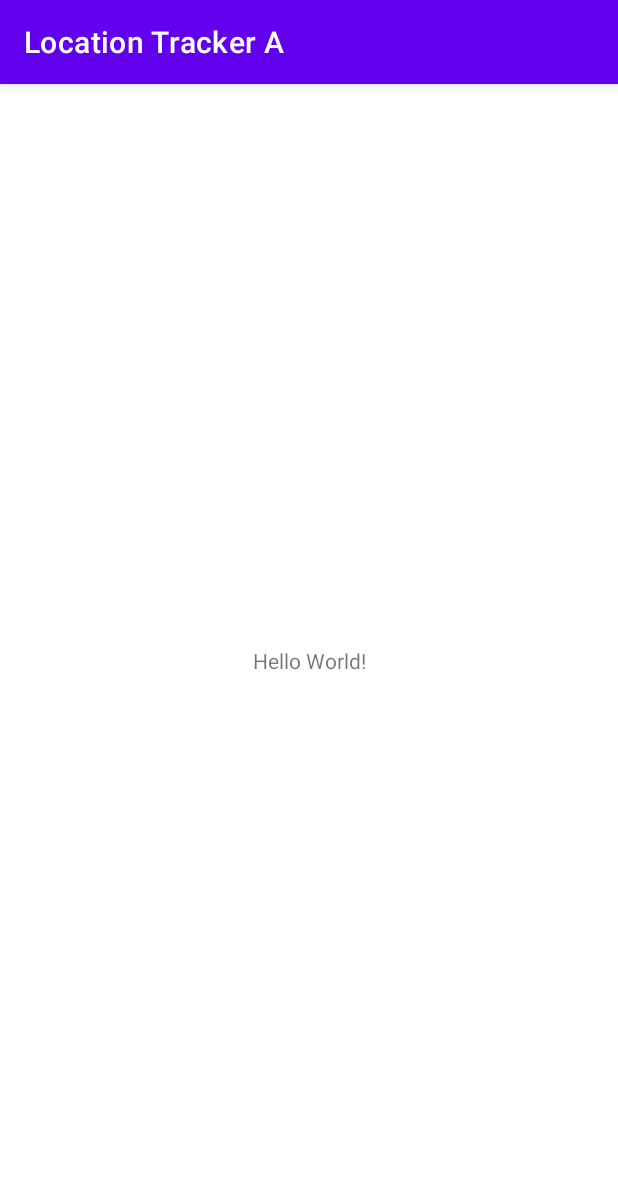
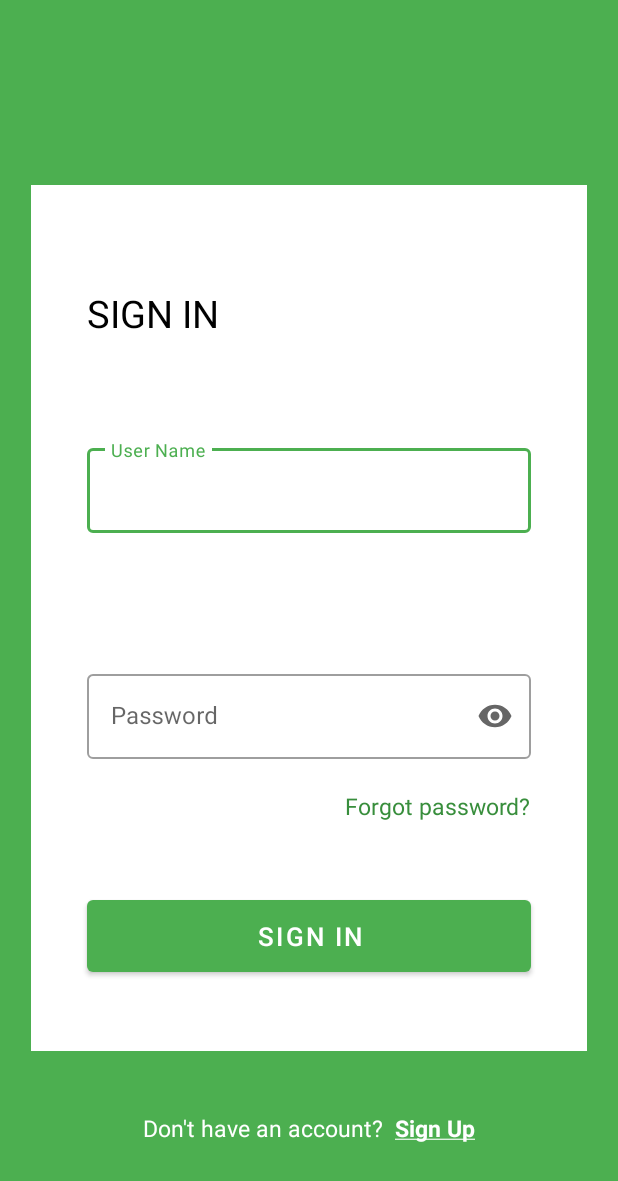
Before and after one commit to oChapel/LocationTracker, an Android app: the screen it shows after launch (MainActivity before the commit, LoginActivity after it), on a phone screen of 412 x 824 dp. Shown: the top 1181 px of the screen. Run offline under Robolectric (Android 15) with nearby library versions, the phone set to English and light mode, and no system bars.

Commit message:
Add login_activity.xml

```diff
--- a/app/build.gradle
+++ b/app/build.gradle
@@ -26,6 +26,10 @@ android {
         sourceCompatibility JavaVersion.VERSION_1_8
         targetCompatibility JavaVersion.VERSION_1_8
     }
+
+    buildFeatures {
+        viewBinding true
+    }
 }
 
 dependencies {
--- a/app/src/main/AndroidManifest.xml
+++ b/app/src/main/AndroidManifest.xml
@@ -10,7 +10,7 @@
         android:theme="@style/Theme.LocationTrackerA">
         <activity
             android:exported="true"
-            android:name=".MainActivity">
+            android:name=".LoginActivity">
             <intent-filter>
                 <action android:name="android.intent.action.MAIN" />
                 <category android:name="android.intent.category.LAUNCHER" />
--- /dev/null
+++ b/app/src/main/java/ua/com/foxminded/locationtrackera/LoginActivity.java
@@ -0,0 +1,19 @@
+package ua.com.foxminded.locationtrackera;
+
+import androidx.appcompat.app.AppCompatActivity;
+
+import android.os.Bundle;
+
+import ua.com.foxminded.locationtrackera.databinding.LoginActivityBinding;
+
+public class LoginActivity extends AppCompatActivity {
+
+    private LoginActivityBinding binding;
+
+    @Override
+    protected void onCreate(Bundle savedInstanceState) {
+        super.onCreate(savedInstanceState);
+        binding = LoginActivityBinding.inflate(getLayoutInflater());
+        setContentView(binding.getRoot());
+    }
+}
--- a/app/src/main/java/ua/com/foxminded/locationtrackera/MainActivity.java
+++ /dev/null
@@ -1,14 +0,0 @@
-package ua.com.foxminded.locationtrackera;
-
-import androidx.appcompat.app.AppCompatActivity;
-
-import android.os.Bundle;
-
-public class MainActivity extends AppCompatActivity {
-
-    @Override
-    protected void onCreate(Bundle savedInstanceState) {
-        super.onCreate(savedInstanceState);
-        setContentView(R.layout.activity_main);
-    }
-}
--- a/app/src/main/res/layout/activity_main.xml
+++ /dev/null
@@ -1,18 +0,0 @@
-<?xml version="1.0" encoding="utf-8"?>
-<androidx.constraintlayout.widget.ConstraintLayout xmlns:android="http://schemas.android.com/apk/res/android"
-    xmlns:app="http://schemas.android.com/apk/res-auto"
-    xmlns:tools="http://schemas.android.com/tools"
-    android:layout_width="match_parent"
-    android:layout_height="match_parent"
-    tools:context=".MainActivity">
-
-    <TextView
-        android:layout_width="wrap_content"
-        android:layout_height="wrap_content"
-        android:text="Hello World!"
-        app:layout_constraintBottom_toBottomOf="parent"
-        app:layout_constraintLeft_toLeftOf="parent"
-        app:layout_constraintRight_toRightOf="parent"
-        app:layout_constraintTop_toTopOf="parent" />
-
-</androidx.constraintlayout.widget.ConstraintLayout>
--- /dev/null
+++ b/app/src/main/res/layout/login_activity.xml
@@ -0,0 +1,164 @@
+<?xml version="1.0" encoding="utf-8"?>
+<androidx.constraintlayout.widget.ConstraintLayout xmlns:android="http://schemas.android.com/apk/res/android"
+    xmlns:app="http://schemas.android.com/apk/res-auto"
+    xmlns:tools="http://schemas.android.com/tools"
+    android:layout_width="match_parent"
+    android:layout_height="match_parent"
+    android:background="@color/green_500"
+    tools:context=".LoginActivity">
+
+    <androidx.constraintlayout.widget.Guideline
+        android:id="@+id/parent_guide_line_start"
+        android:layout_width="0dp"
+        android:layout_height="0dp"
+        android:orientation="vertical"
+        app:layout_constraintGuide_percent="0.05" />
+
+    <androidx.constraintlayout.widget.Guideline
+        android:id="@+id/parent_guide_line_end"
+        android:layout_width="0dp"
+        android:layout_height="0dp"
+        android:orientation="vertical"
+        app:layout_constraintGuide_percent="0.95" />
+
+    <androidx.constraintlayout.widget.Guideline
+        android:id="@+id/parent_guide_line_top"
+        android:layout_width="0dp"
+        android:layout_height="0dp"
+        android:orientation="horizontal"
+        app:layout_constraintGuide_percent="0.15" />
+
+    <androidx.constraintlayout.widget.Guideline
+        android:id="@+id/parent_guide_line_bottom"
+        android:layout_width="0dp"
+        android:layout_height="0dp"
+        android:orientation="horizontal"
+        app:layout_constraintGuide_percent="0.85" />
+
+    <androidx.constraintlayout.widget.ConstraintLayout
+        android:id="@+id/child_constraint"
+        android:layout_width="0dp"
+        android:layout_height="0dp"
+        android:background="@color/white"
+        app:layout_constraintBottom_toTopOf="@id/parent_guide_line_bottom"
+        app:layout_constraintEnd_toStartOf="@id/parent_guide_line_end"
+        app:layout_constraintStart_toEndOf="@id/parent_guide_line_start"
+        app:layout_constraintTop_toBottomOf="@id/parent_guide_line_top">
+
+        <androidx.constraintlayout.widget.Guideline
+            android:id="@+id/guide_line_1"
+            android:layout_width="0dp"
+            android:layout_height="0dp"
+            android:orientation="vertical"
+            app:layout_constraintGuide_percent="0.1" />
+
+        <androidx.constraintlayout.widget.Guideline
+            android:id="@+id/guide_line_2"
+            android:layout_width="0dp"
+            android:layout_height="0dp"
+            android:orientation="vertical"
+            app:layout_constraintGuide_percent="0.9" />
+
+        <TextView
+            android:id="@+id/sign_in_txt"
+            android:layout_width="wrap_content"
+            android:layout_height="wrap_content"
+            android:text="@string/sign_in"
+            android:textColor="@color/black"
+            android:textSize="25sp"
+            app:layout_constraintBottom_toTopOf="@id/text_input_layout_user_name"
+            app:layout_constraintStart_toEndOf="@id/guide_line_1"
+            app:layout_constraintTop_toTopOf="parent" />
+
+        <com.google.android.material.textfield.TextInputLayout
+            android:id="@+id/text_input_layout_user_name"
+            style="@style/Widget.MaterialComponents.TextInputLayout.OutlinedBox"
+            android:layout_width="0dp"
+            android:layout_height="wrap_content"
+            android:hint="@string/user_name"
+            app:errorEnabled="true"
+            app:layout_constraintBottom_toTopOf="@id/text_input_layout_password"
+            app:layout_constraintEnd_toStartOf="@id/guide_line_2"
+            app:layout_constraintStart_toEndOf="@id/guide_line_1"
+            app:layout_constraintTop_toBottomOf="@id/sign_in_txt">
+
+            <com.google.android.material.textfield.TextInputEditText
+                android:id="@+id/text_input_edit_text_user_name"
+                android:layout_width="match_parent"
+                android:layout_height="wrap_content"
+                android:inputType="text" />
+
+        </com.google.android.material.textfield.TextInputLayout>
+
+        <com.google.android.material.textfield.TextInputLayout
+            android:id="@+id/text_input_layout_password"
+            style="@style/Widget.MaterialComponents.TextInputLayout.OutlinedBox"
+            android:layout_width="0dp"
+            android:layout_height="wrap_content"
+            android:hint="@string/password"
+            app:endIconMode="password_toggle"
+            app:errorEnabled="true"
+            app:layout_constraintBottom_toTopOf="@id/sign_in_btn"
+            app:layout_constraintEnd_toStartOf="@id/guide_line_2"
+            app:layout_constraintStart_toEndOf="@id/guide_line_1"
+            app:layout_constraintTop_toBottomOf="@id/text_input_layout_user_name">
+
+            <com.google.android.material.textfield.TextInputEditText
+                android:id="@+id/text_input_edit_text_password"
+                android:layout_width="match_parent"
+                android:layout_height="wrap_content"
+                android:inputType="textPassword" />
+
+        </com.google.android.material.textfield.TextInputLayout>
+
+        <TextView
+            android:id="@+id/forgot_password_txt"
+            android:layout_width="wrap_content"
+            android:layout_height="wrap_content"
+            android:text="@string/forgot_password"
+            android:textColor="@color/green_700"
+            android:textSize="15sp"
+            app:layout_constraintEnd_toStartOf="@id/guide_line_2"
+            app:layout_constraintTop_toBottomOf="@id/text_input_layout_password" />
+
+        <Button
+            android:id="@+id/sign_in_btn"
+            android:layout_width="0dp"
+            android:layout_height="60dp"
+            android:text="@string/sign_in"
+            android:textSize="17sp"
+            app:layout_constraintBottom_toBottomOf="parent"
+            app:layout_constraintEnd_toStartOf="@id/guide_line_2"
+            app:layout_constraintStart_toEndOf="@id/guide_line_1"
+            app:layout_constraintTop_toBottomOf="@id/forgot_password_txt" />
+
+    </androidx.constraintlayout.widget.ConstraintLayout>
+
+    <TextView
+        android:id="@+id/no_account_txt"
+        android:layout_width="wrap_content"
+        android:layout_height="wrap_content"
+        android:layout_marginEnd="8dp"
+        android:text="@string/no_account"
+        android:textColor="@color/white"
+        android:textSize="15sp"
+        app:layout_constraintBottom_toBottomOf="parent"
+        app:layout_constraintEnd_toStartOf="@id/sign_up_txt"
+        app:layout_constraintHorizontal_chainStyle="packed"
+        app:layout_constraintStart_toEndOf="@id/parent_guide_line_start"
+        app:layout_constraintTop_toBottomOf="@id/child_constraint"
+        app:layout_constraintVertical_bias="0.4" />
+
+    <TextView
+        android:id="@+id/sign_up_txt"
+        android:layout_width="wrap_content"
+        android:layout_height="wrap_content"
+        android:text="@string/sign_up"
+        android:textColor="@color/white"
+        android:textSize="15sp"
+        android:textStyle="bold"
+        app:layout_constraintBaseline_toBaselineOf="@id/no_account_txt"
+        app:layout_constraintEnd_toStartOf="@id/parent_guide_line_end"
+        app:layout_constraintStart_toEndOf="@id/no_account_txt" />
+
+</androidx.constraintlayout.widget.ConstraintLayout>
--- a/app/src/main/res/values-night/themes.xml
+++ b/app/src/main/res/values-night/themes.xml
@@ -1,13 +1,13 @@
 <resources xmlns:tools="http://schemas.android.com/tools">
     <!-- Base application theme. -->
-    <style name="Theme.LocationTrackerA" parent="Theme.MaterialComponents.DayNight.DarkActionBar">
+    <style name="Theme.LocationTrackerA" parent="Theme.MaterialComponents.DayNight.NoActionBar">
         <!-- Primary brand color. -->
-        <item name="colorPrimary">@color/purple_200</item>
-        <item name="colorPrimaryVariant">@color/purple_700</item>
+        <item name="colorPrimary">@color/green_200</item>
+        <item name="colorPrimaryVariant">@color/green_700</item>
         <item name="colorOnPrimary">@color/black</item>
         <!-- Secondary brand color. -->
-        <item name="colorSecondary">@color/teal_200</item>
-        <item name="colorSecondaryVariant">@color/teal_200</item>
+        <item name="colorSecondary">@color/yellow_200</item>
+        <item name="colorSecondaryVariant">@color/yellow_200</item>
         <item name="colorOnSecondary">@color/black</item>
         <!-- Status bar color. -->
         <item name="android:statusBarColor" tools:targetApi="l">?attr/colorPrimaryVariant</item>
--- a/app/src/main/res/values/colors.xml
+++ b/app/src/main/res/values/colors.xml
@@ -1,10 +1,10 @@
 <?xml version="1.0" encoding="utf-8"?>
 <resources>
-    <color name="purple_200">#FFBB86FC</color>
-    <color name="purple_500">#FF6200EE</color>
-    <color name="purple_700">#FF3700B3</color>
-    <color name="teal_200">#FF03DAC5</color>
-    <color name="teal_700">#FF018786</color>
+    <color name="green_200">#A5D6A7</color>
+    <color name="green_500">#4CAF50</color>
+    <color name="green_700">#388E3C</color>
+    <color name="yellow_200">#FFF59D</color>
+    <color name="yellow_700">#FBC02D</color>
     <color name="black">#FF000000</color>
     <color name="white">#FFFFFFFF</color>
 </resources>
--- a/app/src/main/res/values/strings.xml
+++ b/app/src/main/res/values/strings.xml
@@ -1,3 +1,9 @@
 <resources>
     <string name="app_name">Location Tracker A</string>
+    <string name="sign_in">SIGN IN</string>
+    <string name="user_name">User Name</string>
+    <string name="password">Password</string>
+    <string name="forgot_password">Forgot password?</string>
+    <string name="no_account">Don\'t have an account?</string>
+    <string name="sign_up"><u>Sign Up</u></string>
 </resources>
--- a/app/src/main/res/values/themes.xml
+++ b/app/src/main/res/values/themes.xml
@@ -1,13 +1,13 @@
 <resources xmlns:tools="http://schemas.android.com/tools">
     <!-- Base application theme. -->
-    <style name="Theme.LocationTrackerA" parent="Theme.MaterialComponents.DayNight.DarkActionBar">
+    <style name="Theme.LocationTrackerA" parent="Theme.MaterialComponents.DayNight.NoActionBar">
         <!-- Primary brand color. -->
-        <item name="colorPrimary">@color/purple_500</item>
-        <item name="colorPrimaryVariant">@color/purple_700</item>
+        <item name="colorPrimary">@color/green_500</item>
+        <item name="colorPrimaryVariant">@color/green_700</item>
         <item name="colorOnPrimary">@color/white</item>
         <!-- Secondary brand color. -->
-        <item name="colorSecondary">@color/teal_200</item>
-        <item name="colorSecondaryVariant">@color/teal_700</item>
+        <item name="colorSecondary">@color/yellow_200</item>
+        <item name="colorSecondaryVariant">@color/yellow_700</item>
         <item name="colorOnSecondary">@color/black</item>
         <!-- Status bar color. -->
         <item name="android:statusBarColor" tools:targetApi="l">?attr/colorPrimaryVariant</item>
```
